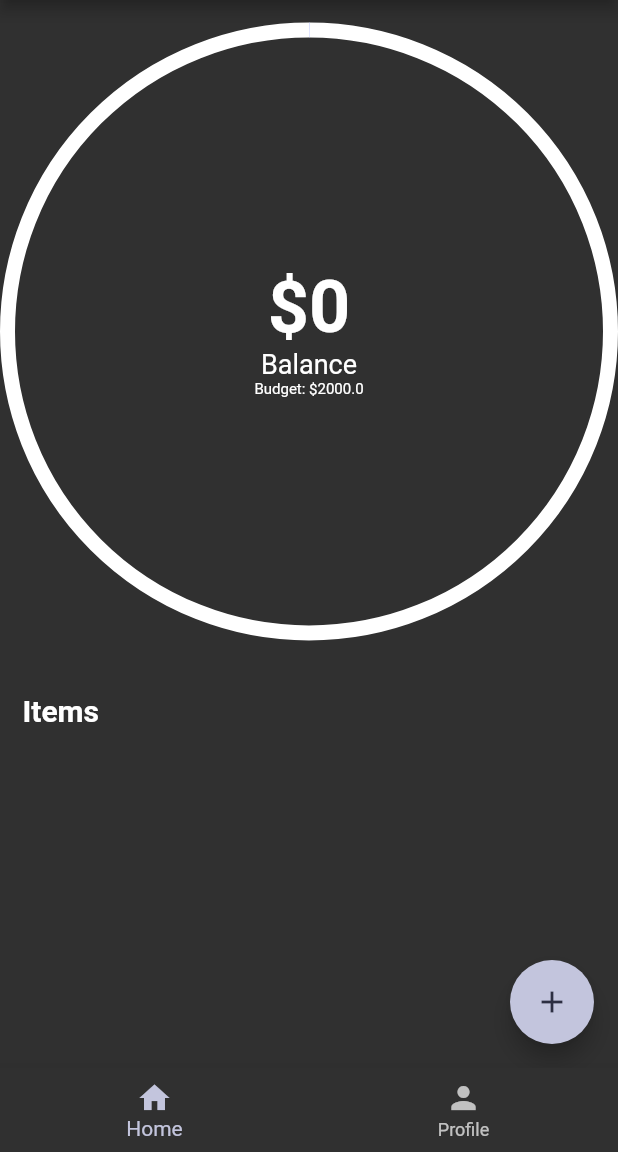
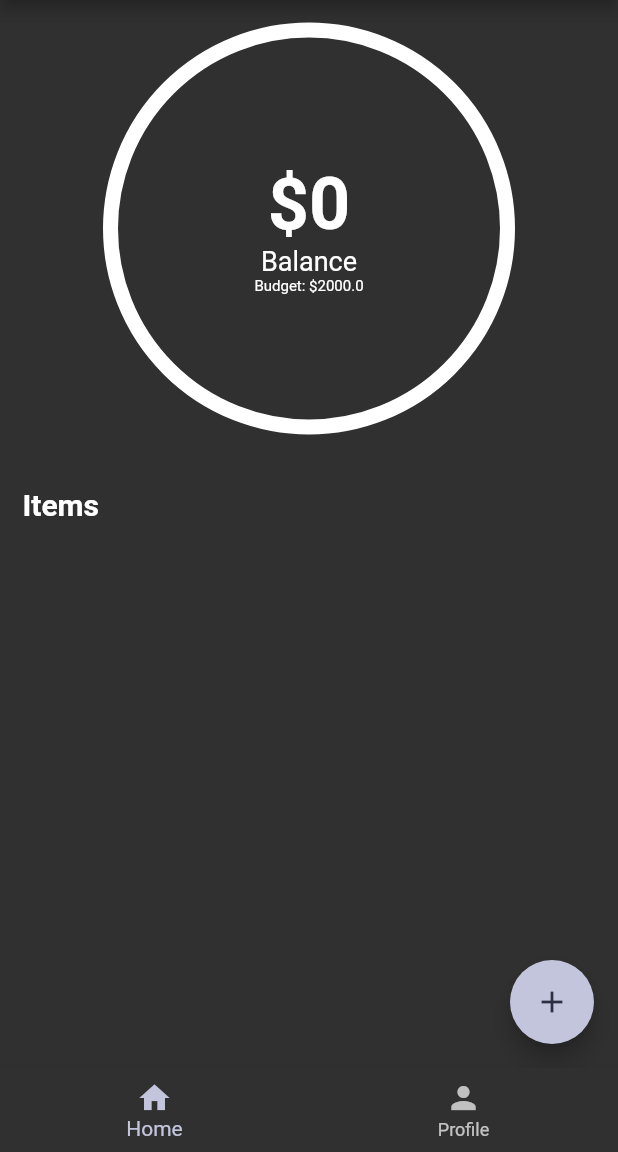
Before and after one commit to ssonhub/budget_tracker, a Flutter app: the screen it shows after launch, on a phone screen of 412 x 824 dp, the part 84-1236 px from its top. Run offline on Flutter 3.47's test engine with Material 2 defaults, Android fonts, the phone set to English and light mode, and no system bars; drawn by our look-alikes of percent_indicator.

Commit message:
moved all the state to BudgetService
provider

```diff
--- a/budget_tracker/lib/pages/home_page.dart
+++ b/budget_tracker/lib/pages/home_page.dart
@@ -5,15 +5,10 @@ import 'package:flutter/material.dart';
 import 'package:percent_indicator/circular_percent_indicator.dart';
 import 'package:provider/provider.dart';
 
-class HomePage extends StatefulWidget {
-  const HomePage({super.key});
+/* The goal here is to make HomePage a stateless widget, so it is optimized */
 
-  @override
-  State<HomePage> createState() => _HomePageState();
-}
-
-class _HomePageState extends State<HomePage> {
-  List<TransactionItem> items = [];
+class HomePage extends StatelessWidget {
+  const HomePage({Key? key}) : super(key: key);
 
   @override
   Widget build(BuildContext context) {
@@ -26,9 +21,10 @@ class _HomePageState extends State<HomePage> {
             builder: (context) {
               return AddTransactionDialog(
                 itemToAdd: (transactionItem) {
-                  setState(() {
-                    items.add(transactionItem);
-                  });
+                  final budgetService =
+                      Provider.of<BudgetService>(context, listen: false);
+                  budgetService.addItem(transactionItem);
+                  // setState() {} // NO need for that anymore
                 },
               );
             },
@@ -46,35 +42,31 @@ class _HomePageState extends State<HomePage> {
               children: [
                 Align(
                   alignment: Alignment.topCenter,
-                  /* when we insert a budget, it will rebuild the entire HomePage
-                    widget. That's not very efficient as we only want couple of things that
-                    are mostly inside CircularPercentIndicator
-
-                    In order to optimize that for rebuilds, we can wrap the CircularPercentIndicator
-                    in a Consumer<BudgetService> widget that will rebuild when the state changes,
-                    but only what's inside of it*/
-
-                  /* Consumer has a builder that provides a context, a value and a child.
-                    The value is the one that requires more attention as it is the budget service
-                    (the same value as if you did final budgetService = Provider.of<BudgetService>(context);)
-
-                    So if you want to access the budget variable inside BudgetService, all you do is
-                    value.budget like we did earlier */
                   child: Consumer<BudgetService>(
                     builder: ((context, value, child) {
-                      final budgetService = Provider.of<BudgetService>(context);
+                      /* In the main Column, update our percent: with the
+                        value.balance as the numerator
 
+                        Here we are telling the graph to render a percentage
+                        based on the balance that we hvae divided by our budget.
+                        this will fill in the purple line on the indicator*/
                       return CircularPercentIndicator(
-                        radius: screenSize.width / 2,
+                        radius: screenSize.width / 3,
                         lineWidth: 10.0,
-                        percent: .5 / budgetService.budget,
+                        percent: value.balance / value.budget,
                         backgroundColor: Colors.white,
                         center: Column(
                           mainAxisSize: MainAxisSize.min,
                           children: [
-                            const Text(
-                              "\$0",
-                              style: TextStyle(
+                            /* Edit the text to  get rid of a trailing "."
+                            that would appear if we covert from double to string
+                            directly in our balance display
+
+                            This method is used to get the value on the left side of the "."
+                            So if it was displaying $540.5, now it just displays the $540 */
+                            Text(
+                              "\$" + value.balance.toString().split(".")[0],
+                              style: const TextStyle(
                                   fontSize: 48, fontWeight: FontWeight.bold),
                             ),
                             const Text(
@@ -82,9 +74,9 @@ class _HomePageState extends State<HomePage> {
                               style: TextStyle(fontSize: 18),
                             ),
                             Text(
-                              "Budget: \$" + budgetService.budget.toString(),
+                              "Budget: \$" + value.budget.toString(),
                               style: const TextStyle(fontSize: 10),
-                            )
+                            ),
                           ],
                         ),
                         progressColor: Theme.of(context).colorScheme.primary,
@@ -102,12 +94,33 @@ class _HomePageState extends State<HomePage> {
                 const SizedBox(
                   height: 10,
                 ),
+                /* If we scroll a bit down, we can see that we were rendering our
+                List of transaction using ...List.generate() -> I already commented it out tho
+                This is fine if we have a few items and no state, but the preferred way is
+                using a ListView.builder().
+                We now will use a Consumer widget on top of it to provide the items from
+                BudgetService and optimize it to only rebuild when the BudgetService changes */
+
                 // ...List.generate(
                 //   items.length,
                 //   (index) => TransactionCard(
                 //     item: items[index],
                 //   ),
                 // ),
+
+                Consumer<BudgetService>(
+                  builder: ((context, value, child) {
+                    return ListView.builder(
+                        shrinkWrap: true,
+                        itemCount: value.items.length,
+                        physics: const ClampingScrollPhysics(),
+                        itemBuilder: (context, index) {
+                          return TransactionCard(
+                            item: value.items[index],
+                          );
+                        });
+                  }),
+                ),
               ],
             ),
           ),
--- a/budget_tracker/lib/services/budget_service.dart
+++ b/budget_tracker/lib/services/budget_service.dart
@@ -1,15 +1,45 @@
 import 'package:flutter/material.dart';
 
+import '../model/transaction_item.dart';
+
 class BudgetService extends ChangeNotifier {
-  /* A Budget in our app will be a simple double value.
-  Let's initialize it, give it a setter and a getter the exact same as we did
-  with dark/light mode */
+  /* We are currently only abstracting our budget in BudgetService but we
+  should be actually keeping track of all the items and our balance there as well */
+
+  /* Let's add an initial balance of 0.0. Balance is determined by expense - profits
+
+  Let's also have our items List there with all the TransactionItems
+
+  - Create a getter for _items
+  - Create an addItem function that takes in a TransactionItem, adds it to the list,
+  updates the balance, and call notifyListeners
+  - To update the balance, you can abstract that in a separate function.
+  If the item is an expense, you want to add that item.amount to the balance
+  otherwise subtract */
   double _budget = 2000.0;
   double get budget => _budget;
+
+  double balance = 0.0;
+
+  List<TransactionItem> _items = [];
+  List<TransactionItem> get items => _items;
+
   set budget(double value) {
     _budget = value;
-
-    /* Don't forget to call notifyListeners on the setter to update the UI accordingly */
     notifyListeners();
   }
+
+  void addItem(TransactionItem item) {
+    _items.add(item);
+    updateBalance(item);
+    notifyListeners();
+  }
+
+  void updateBalance(TransactionItem item) {
+    if (item.isExpense) {
+      balance += item.amount;
+    } else {
+      balance -= item.amount;
+    }
+  }
 }
```
